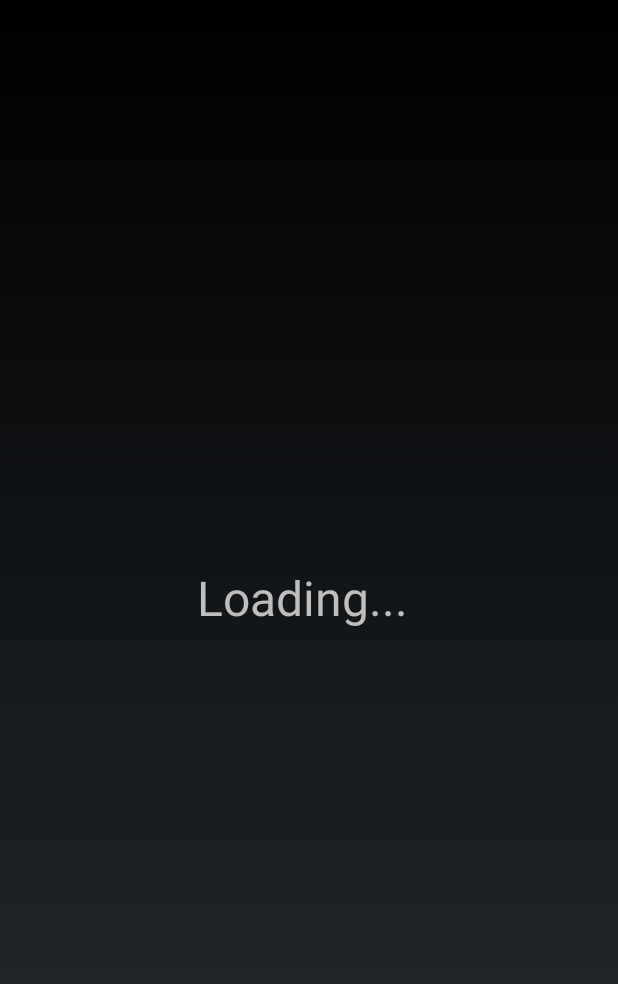
After one commit to Jisti007/Mobile-Project-ideal-broccoli, an Android app: the LoadingActivity screen opened directly, with no data from a screen before it, on a phone screen of 412 x 824 dp. The commit adds this screen. Shown: the top 984 px of the screen. Run offline under Robolectric (Android 15) with nearby library versions, the phone set to English and light mode, and no system bars; 1 statement that could not run was skipped.

Commit message:
Add LoadingActivity

```diff
--- a/gles3jni/app/build.gradle
+++ b/gles3jni/app/build.gradle
@@ -39,3 +39,8 @@ android {
 		}
 	}
 }
+dependencies {
+	implementation 'com.android.support:support-v4:26.+'
+	implementation 'com.android.support:appcompat-v7:26.1.0'
+	implementation 'com.android.support.constraint:constraint-layout:1.0.2'
+}
--- a/gles3jni/app/src/main/assets/modules/default/Units.xml
+++ b/gles3jni/app/src/main/assets/modules/default/Units.xml
@@ -11,7 +11,7 @@
 	>
 		<Skill sprite="attack" target="enemy" range="2" cost="2">
 			<Effects>
-				<HPModification amount="-3" />
+				<HPModification amount="-10" />
 			</Effects>
 			<Animations>
 				<Nudge source="user" destination="target" distance="0.25"/>
--- /dev/null
+++ b/gles3jni/app/src/main/java/xyz/asdasd/gles3jni/LoadingActivity.java
@@ -0,0 +1,82 @@
+package xyz.asdasd.gles3jni;
+
+import android.app.Activity;
+import android.content.Intent;
+import android.os.Bundle;
+import android.util.Log;
+import android.view.WindowManager;
+
+import java.io.File;
+import java.io.FileOutputStream;
+import java.io.IOException;
+import java.io.InputStream;
+import java.io.OutputStream;
+
+public class LoadingActivity extends Activity {
+	private String dataDirectory;
+
+	@Override
+	protected void onCreate(Bundle savedInstanceState) {
+		super.onCreate(savedInstanceState);
+		setContentView(R.layout.activity_loading);
+		getWindow().addFlags(WindowManager.LayoutParams.FLAG_KEEP_SCREEN_ON);
+
+		Thread extractionThread = new Thread() {
+			@Override
+			public void run() {
+				dataDirectory = getFilesDir() + "/";
+				extractFileOrDir("modules");
+				Intent intent = new Intent(
+					LoadingActivity.this, GLES3JNIActivity.class
+				);
+				startActivity(intent);
+				finish();
+			}
+		};
+		extractionThread.start();
+	}
+
+	private void extractFileOrDir(String path) {
+		try {
+			String[] assets = getAssets().list(path);
+			if (assets.length == 0) {
+				extractFile(path);
+			} else {
+				File dir = new File(dataDirectory + path);
+				if (!dir.exists() && !dir.mkdir()) {
+					Log.e("main", "failed to create directory: " + path);
+					return;
+				}
+
+				for (String asset : assets) {
+					String nextFileOrDir = path;
+					if (!nextFileOrDir.equals("")) {
+						nextFileOrDir += "/";
+					}
+					nextFileOrDir += asset;
+					extractFileOrDir(nextFileOrDir);
+				}
+			}
+		} catch (IOException e) {
+			e.printStackTrace();
+			//Log.e("main", "I/O Exception", e);
+		}
+	}
+
+	private void extractFile(String filename) {
+		try (
+			InputStream in = getAssets().open(filename);
+			OutputStream out = new FileOutputStream(dataDirectory + filename)
+		) {
+			byte[] buffer = new byte[32 * 1024];
+			int numberOfBytesRead;
+			while ((numberOfBytesRead = in.read(buffer)) != -1) {
+				out.write(buffer, 0, numberOfBytesRead);
+			}
+			out.flush();
+		} catch (Exception e) {
+			e.printStackTrace();
+			//Log.e("main", e.getMessage());
+		}
+	}
+}
--- /dev/null
+++ b/gles3jni/app/src/main/res/layout/activity_loading.xml
@@ -0,0 +1,24 @@
+<?xml version="1.0" encoding="utf-8"?>
+<android.support.constraint.ConstraintLayout
+	xmlns:android="http://schemas.android.com/apk/res/android"
+	xmlns:app="http://schemas.android.com/apk/res-auto"
+	xmlns:tools="http://schemas.android.com/tools"
+	android:layout_width="match_parent"
+	android:layout_height="match_parent"
+	tools:context="xyz.asdasd.gles3jni.LoadingActivity"
+>
+
+	<TextView
+		android:layout_width="149dp"
+		android:layout_height="71dp"
+		android:layout_marginBottom="8dp"
+		android:layout_marginEnd="8dp"
+		android:layout_marginStart="8dp"
+		android:layout_marginTop="8dp"
+		android:text="@string/loading"
+		android:textSize="@dimen/text_size"
+		app:layout_constraintBottom_toBottomOf="parent"
+		app:layout_constraintEnd_toEndOf="parent"
+		app:layout_constraintStart_toStartOf="parent"
+		app:layout_constraintTop_toTopOf="parent"/>
+</android.support.constraint.ConstraintLayout>
--- /dev/null
+++ b/gles3jni/app/src/main/res/values/colors.xml
@@ -0,0 +1,5 @@
+<resources>
+
+	<color name="black_overlay">#66000000</color>
+
+</resources>
--- /dev/null
+++ b/gles3jni/app/src/main/res/values/dimens.xml
@@ -0,0 +1,4 @@
+<?xml version="1.0" encoding="utf-8"?>
+<resources>
+	<dimen name="text_size">32sp</dimen>
+</resources>
```
Also changed, not shown: gles3jni/app/src/main/AndroidManifest.xml (+19 -5 lines), gles3jni/app/src/main/java/xyz/asdasd/gles3jni/GLES3JNIActivity.java (+28 -8 lines), gles3jni/app/src/main/res/values/attrs.xml (added, +12 -0 lines), gles3jni/app/src/main/res/values/strings.xml (+7 -2 lines), gles3jni/app/src/main/res/values/styles.xml (added, +16 -0 lines), 1 other file. Lines whose indentation alone changed are shown as unchanged.
